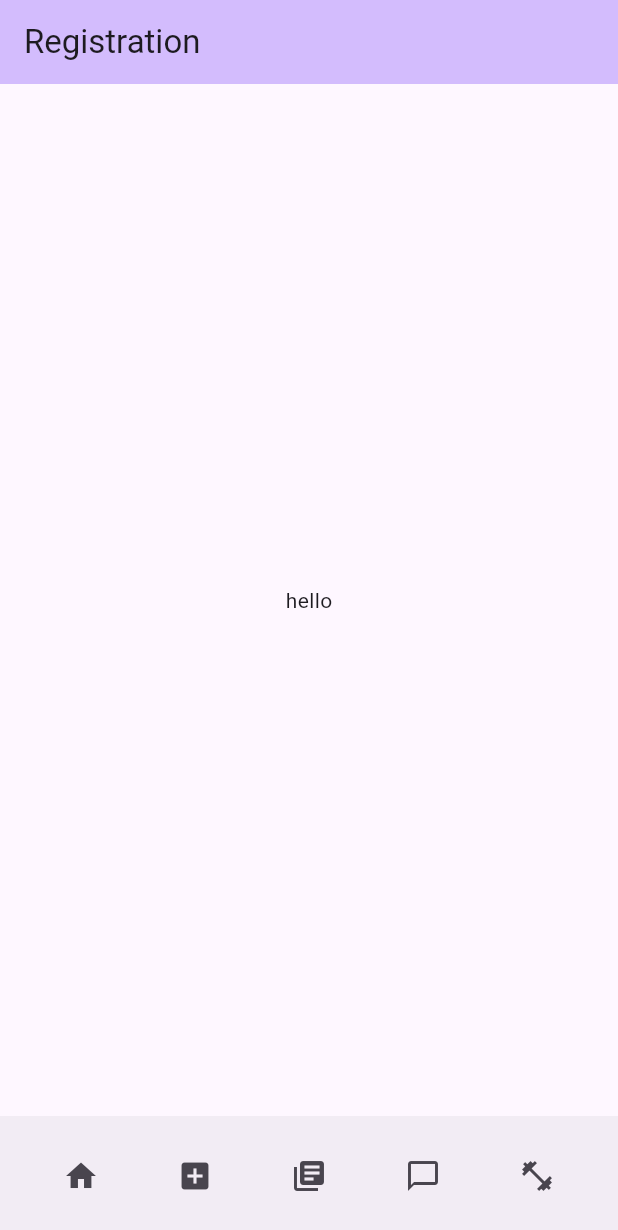
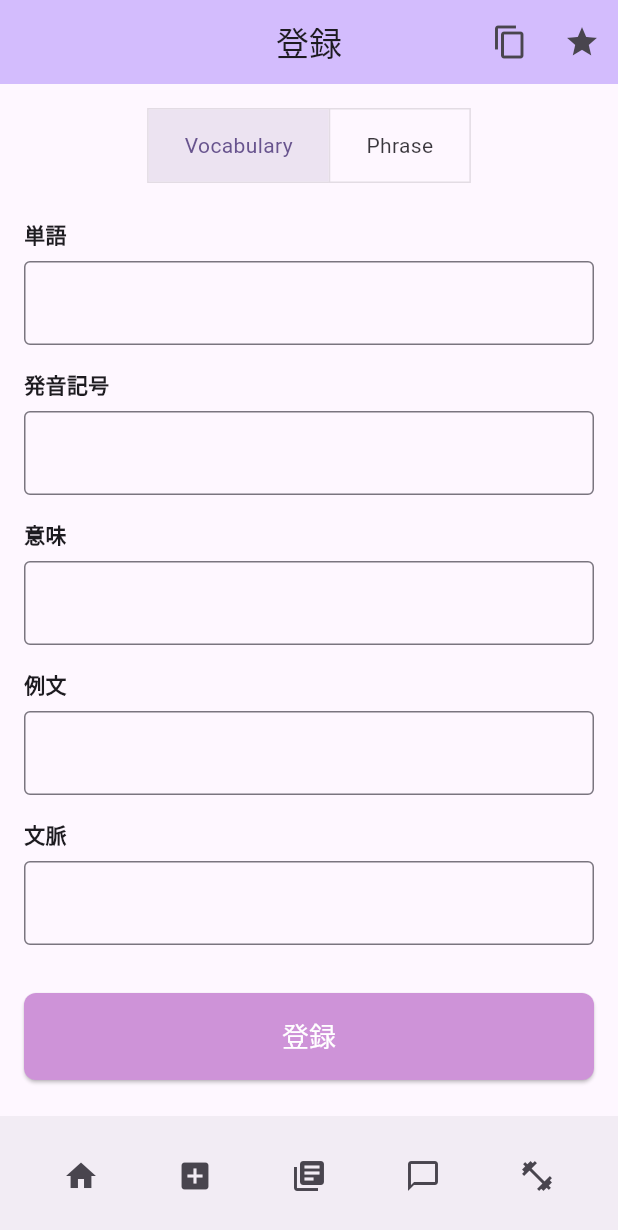
Before and after one commit to HamadaStudy/EZVocab, a Flutter app: the MaterialRegistrationPage screen opened by its route, after a tap on the "add box" icon, on a phone screen of 412 x 824 dp. Shown: the top 1230 px of the screen. Run offline on Flutter 3.47's test engine with Material 3 defaults, Android fonts, the light colour scheme and no system bars; our stand-ins replace firebase_auth, firebase_core, flutter_riverpod, go_router, riverpod_annotation, settings_ui; accounts and stored records are empty; generated files the repository leaves out were written again; statements that could not run were skipped.

Commit message:
マテリアル登録ページの実装(機能未実装)

```diff
--- a/lib/router/app_router.dart
+++ b/lib/router/app_router.dart
@@ -52,7 +52,11 @@ final routerProvider = Provider<GoRouter>((ref) {
         path: '/settings',
         builder: (context, state) => const SettingsPage(title: 'settings'),
       ),
-      GoRoute(path: '/material_registration', builder: (context, state) => const MaterialRegistrationPage(title: 'Registration'),)
+      GoRoute(
+        path: '/material_registration',
+        builder: (context, state) =>
+            const MaterialRegistrationPage(title: 'Registration'),
+      ),
     ],
   );
 });
--- a/lib/view/app_bottom_navigation_bar.dart
+++ b/lib/view/app_bottom_navigation_bar.dart
@@ -25,10 +25,11 @@ class _NavigationState extends ConsumerState<AppBottomNavigationBar> {
         child: Row(
           mainAxisAlignment: MainAxisAlignment.spaceAround,
           children: <Widget>[
-            IconButton(onPressed: () {}, icon: Icon(Icons.home)),
+            IconButton(onPressed: () {
+              context.go('/home');
+            }, icon: Icon(Icons.home)),
             IconButton(
               onPressed: () {
-                print(state);
                 context.go('/material_registration');
               },
               icon: Icon(Icons.add_box),
--- a/lib/view/home_page.dart
+++ b/lib/view/home_page.dart
@@ -33,6 +33,7 @@ class _HomePageState extends ConsumerState<HomePage> {
       appBar: AppBar(
         backgroundColor: Theme.of(context).colorScheme.inversePrimary,
         title: Text(widget.title),
+        centerTitle: true,
         actions: <Widget>[
           IconButton(
             icon: Icon(Icons.settings),
@@ -40,6 +41,12 @@ class _HomePageState extends ConsumerState<HomePage> {
             onPressed: () {
               context.push('/settings');
             },
+          ),
+          IconButton(
+            onPressed: () {
+              context.push('/sample');
+            },
+            icon: Icon(Icons.star_outlined),
           ),
         ],
       ),
--- a/lib/view/material_registration_page.dart
+++ b/lib/view/material_registration_page.dart
@@ -9,12 +9,40 @@ class MaterialRegistrationPage extends ConsumerStatefulWidget {
 
   final String title;
   @override
-  ConsumerState<MaterialRegistrationPage> createState() => _MaterialRegistrationState();
+  ConsumerState<MaterialRegistrationPage> createState() =>
+      _MaterialRegistrationState();
 }
 
-class _MaterialRegistrationState extends ConsumerState<MaterialRegistrationPage> {
+class _MaterialRegistrationState
+    extends ConsumerState<MaterialRegistrationPage> {
+  // ToggleButtonsの選択状態を管理するリスト
+  List<bool> isSelected = [true, false];
+
+  // テキストフィールドのコントローラー
+  final _wordController = TextEditingController();
+  final _pronunciationController = TextEditingController();
+  final _meaningController = TextEditingController();
+  final _exampleController = TextEditingController();
+  final _contextController = TextEditingController();
+
+  // 登録ボタンが押されたときの処理
+  void _onRegister() {
+    // ここに登録処理を実装します
+    // 例:
+    // final word = _wordController.text;
+    // final pronunciation = _pronunciationController.text;
+    // ...など
+    print('登録ボタンが押されました');
+  }
+
   @override
   void dispose() {
+    // コントローラーを破棄してメモリリークを防ぎます
+    _wordController.dispose();
+    _pronunciationController.dispose();
+    _meaningController.dispose();
+    _exampleController.dispose();
+    _contextController.dispose();
     super.dispose();
   }
 
@@ -23,13 +51,88 @@ class _MaterialRegistrationState extends ConsumerState<MaterialRegistrationPage>
     return Scaffold(
       appBar: AppBar(
         backgroundColor: Theme.of(context).colorScheme.inversePrimary,
-        title: Text(widget.title),
+        title: const Text('登録'),
+        centerTitle: true,
+        actions: [
+          IconButton(icon: Icon(Icons.copy), onPressed: () {}),
+          IconButton(icon: Icon(Icons.star), onPressed: () {}),
+        ],
       ),
-      body: Center(
-        child: Text("hello"),
+      body: SingleChildScrollView(
+        padding: const EdgeInsets.all(16.0),
+        child: Column(
+          crossAxisAlignment: CrossAxisAlignment.stretch,
+          children: [
+            Center(
+              child: ToggleButtons(
+                isSelected: isSelected,
+                onPressed: (index) {
+                  setState(() {
+                    for (int i = 0; i < isSelected.length; i++) {
+                      isSelected[i] = i == index;
+                    }
+                  });
+                },
+                children: const [
+                  Padding(
+                    padding: EdgeInsets.symmetric(
+                      horizontal: 24.0,
+                      vertical: 8.0,
+                    ),
+                    child: Text('Vocabulary'),
+                  ),
+                  Padding(
+                    padding: EdgeInsets.symmetric(
+                      horizontal: 24.0,
+                      vertical: 8.0,
+                    ),
+                    child: Text('Phrase'),
+                  ),
+                ],
+              ),
+            ),
+            const SizedBox(height: 24),
+            buildLabeledTextField('単語', _wordController),
+            const SizedBox(height: 16),
+            buildLabeledTextField('発音記号', _pronunciationController),
+            const SizedBox(height: 16),
+            buildLabeledTextField('意味', _meaningController),
+            const SizedBox(height: 16),
+            buildLabeledTextField('例文', _exampleController),
+            const SizedBox(height: 16),
+            buildLabeledTextField('文脈', _contextController),
+            const SizedBox(height: 32),
+            ElevatedButton(
+              onPressed: _onRegister,
+              style: ElevatedButton.styleFrom(
+                foregroundColor: Colors.white,
+                backgroundColor: Colors.purple.shade200,
+                padding: const EdgeInsets.symmetric(vertical: 16),
+                shape: RoundedRectangleBorder(
+                  borderRadius: BorderRadius.circular(8),
+                ),
+              ),
+              child: const Text('登録', style: TextStyle(fontSize: 18)),
+            ),
+          ],
+        ),
       ),
       bottomNavigationBar: AppBottomNavigationBar(),
     );
+  }
 
+  // ラベル付きのテキストフィールドを生成するヘルパー関数
+  Widget buildLabeledTextField(String label, TextEditingController controller) {
+    return Column(
+      crossAxisAlignment: CrossAxisAlignment.start,
+      children: [
+        Text(label, style: const TextStyle(fontWeight: FontWeight.bold)),
+        const SizedBox(height: 8),
+        TextFormField(
+          controller: controller,
+          decoration: const InputDecoration(border: OutlineInputBorder()),
+        ),
+      ],
+    );
   }
 }
```
